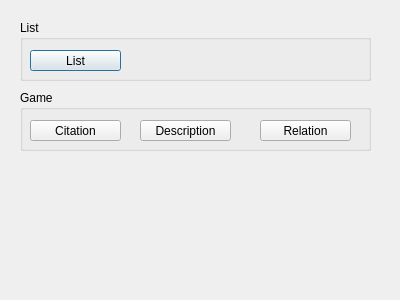
Above: gui/consolegui.ui from HelgiThomas/Verklegt31 before the change. Below: the same form after it.
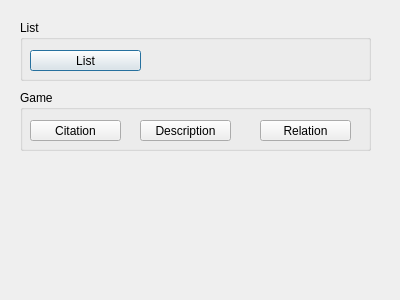
That is the form after the change. Icons and pictures are not drawn.

Diff of the .ui file:
```diff
--- a/gui/consolegui.ui
+++ b/gui/consolegui.ui
@@ -33,7 +33,7 @@
      <rect>
       <x>10</x>
       <y>30</y>
-      <width>91</width>
+      <width>111</width>
       <height>21</height>
      </rect>
     </property>
```
Left out of the diff: 8 changed lines with no effect on the pictures.
